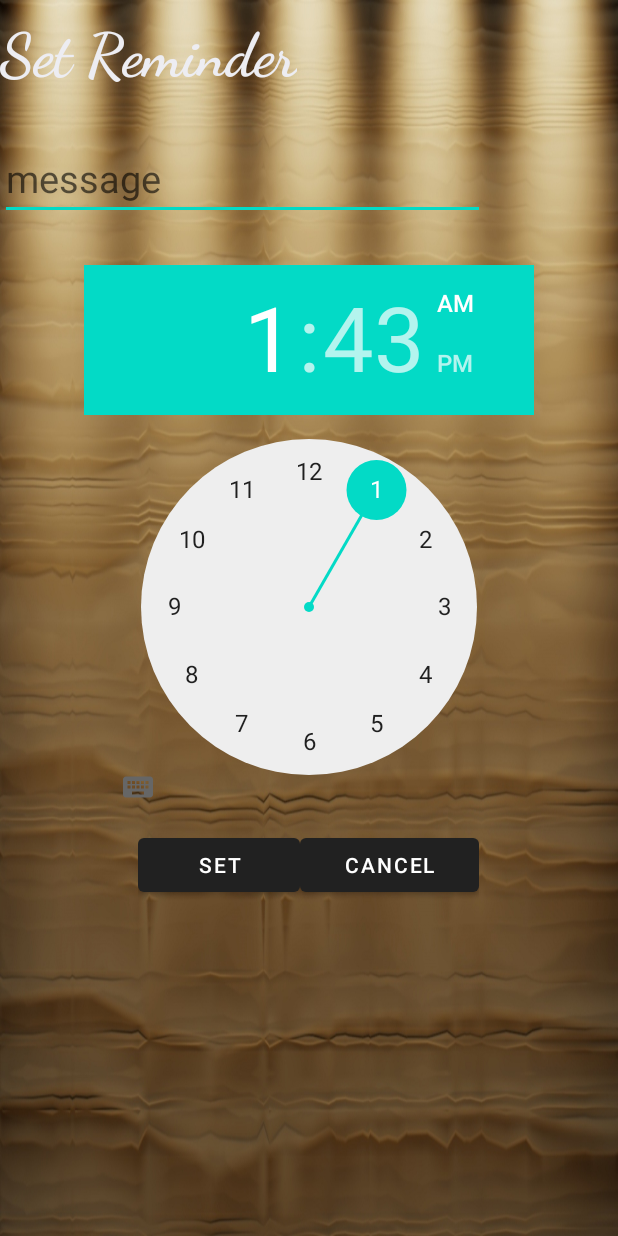
After one commit to Queenzy-A-Ongeye/Calendar, an Android app: the layout activity_time.xml on its own in the app's theme, with its tools: preview values and no code run, on a phone screen of 412 x 824 dp. The commit adds this screen. Run offline under Robolectric (Android 15) with nearby library versions, the phone set to English and light mode, and no system bars.

Commit message:
added new files

```diff
--- /dev/null
+++ b/app/src/main/res/layout/activity_time.xml
@@ -0,0 +1,61 @@
+<?xml version="1.0" encoding="utf-8"?>
+<LinearLayout xmlns:android="http://schemas.android.com/apk/res/android"
+    xmlns:app="http://schemas.android.com/apk/res-auto"
+    xmlns:tools="http://schemas.android.com/tools"
+    android:layout_width="match_parent"
+    android:layout_height="match_parent"
+    android:background="@drawable/light"
+    android:orientation="vertical"
+    android:layout_gravity="center"
+    tools:context=".ui.TimeActivity">
+
+    <TextView
+        android:layout_width="wrap_content"
+        android:layout_height="wrap_content"
+        android:layout_centerHorizontal="true"
+        android:layout_marginTop="12dp"
+        android:fontFamily="cursive"
+        android:text="Set Reminder"
+        android:textAlignment="center"
+        android:textColor="@color/color_white"
+        android:textSize="40dp"
+        android:textStyle="bold" />
+
+    <EditText
+        android:id="@+id/edit"
+        android:layout_width="323dp"
+        android:layout_height="wrap_content"
+        android:layout_marginTop="30dp"
+        android:hint="message"
+        android:textColor="@color/black"
+        android:textSize="25dp" />
+
+    <TimePicker
+        android:id="@+id/timePicker"
+        android:layout_width="300dp"
+        android:layout_height="356dp"
+        android:layout_gravity="center"
+        android:layout_marginTop="30dp" />
+
+    <LinearLayout
+        android:layout_width="wrap_content"
+        android:layout_gravity="center"
+        android:layout_marginTop="20dp"
+        android:layout_height="wrap_content">
+
+        <Button
+            android:layout_width="108dp"
+            android:id="@+id/set"
+            android:layout_height="match_parent"
+            android:padding="5dp"
+            android:text="SET" />
+
+        <Button
+            android:layout_width="119dp"
+            android:id="@+id/cancel"
+            android:layout_height="wrap_content"
+            android:text="CANCEL" />
+
+    </LinearLayout>
+
+</LinearLayout>
```
Also changed, not shown: app/src/main/java/com/queen/calendar/adapter/AlamReceiver.java (added, +60 -0 lines), app/src/main/res/layout/activity_main.xml (+9 -8 lines), app/src/main/res/layout/activity_register.xml (+6 -6 lines).
